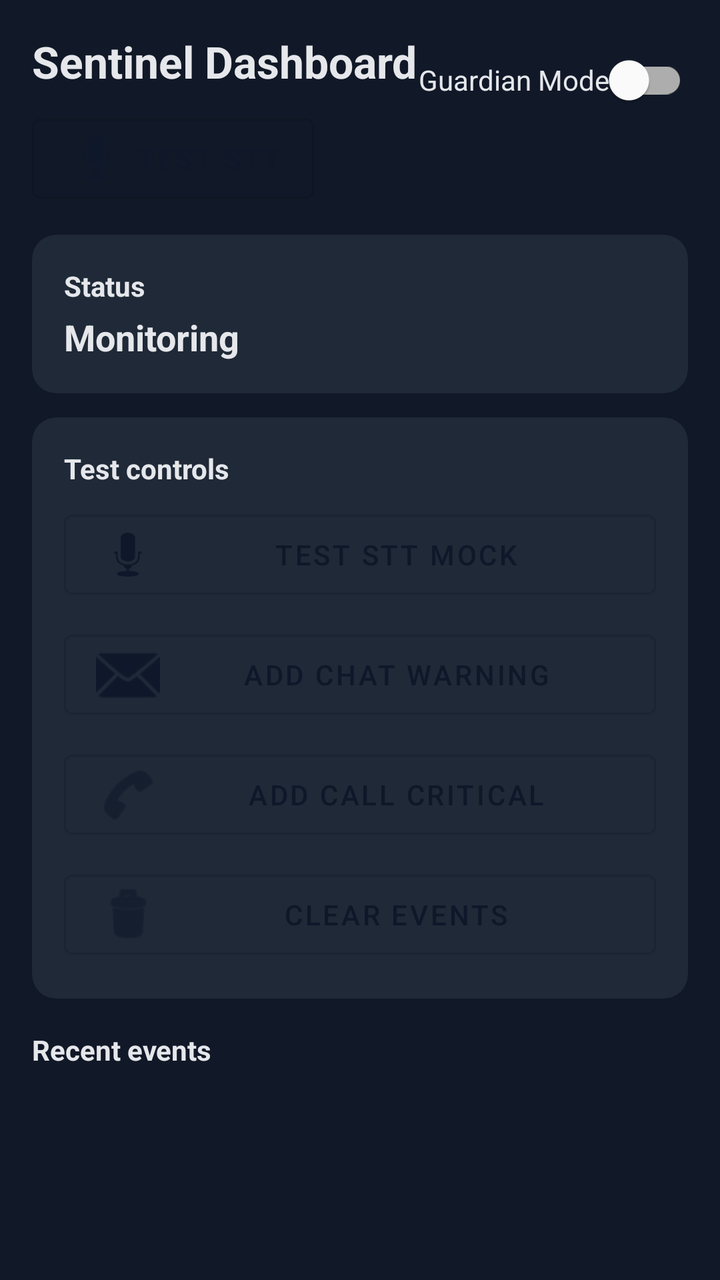
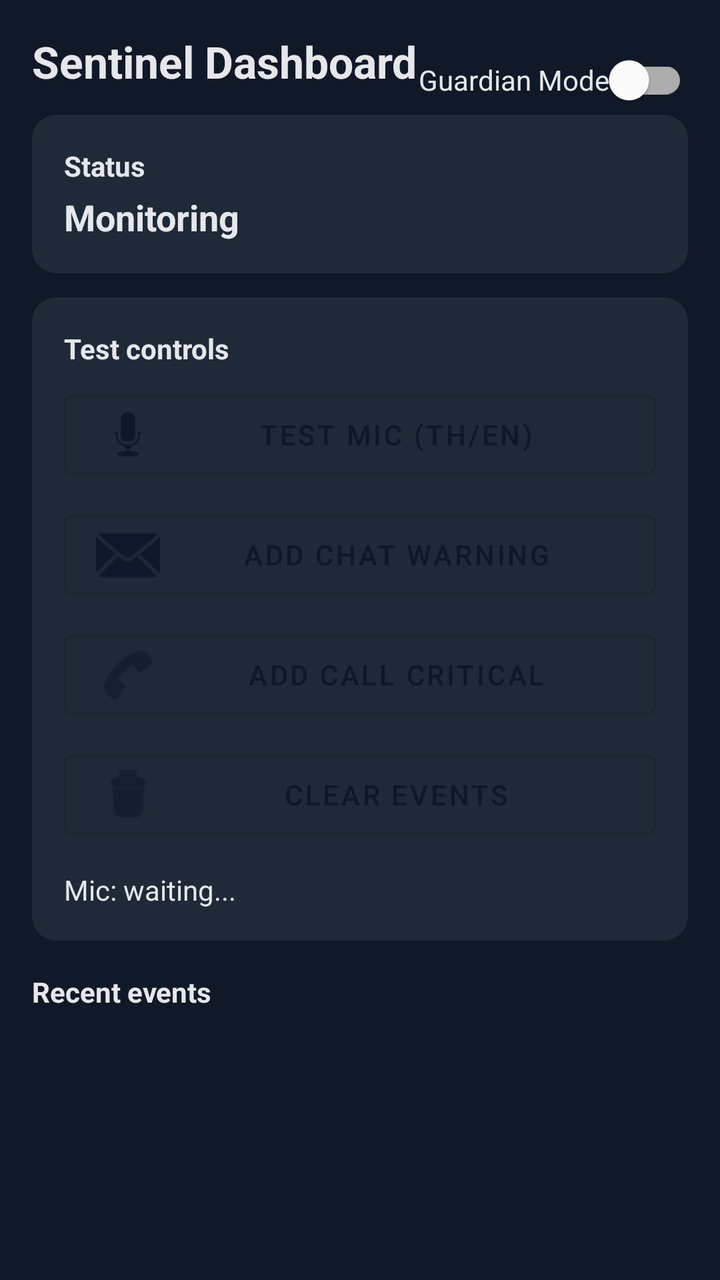

Screens rendered from an Android XML layout before and after an edit, with the pre-edit source and the edit as a unified diff.
<!-- AndroidManifest.xml: application theme Theme.SentinelAI -->
<!-- res/layout/activity_dashboard.xml -->
<?xml version="1.0" encoding="utf-8"?>
<androidx.constraintlayout.widget.ConstraintLayout xmlns:android="http://schemas.android.com/apk/res/android"
    xmlns:app="http://schemas.android.com/apk/res-auto"
    android:layout_width="match_parent"
    android:layout_height="match_parent"
    android:background="@color/sentinel_surface"
    android:padding="16dp">

    <TextView
        android:id="@+id/header"
        android:layout_width="wrap_content"
        android:layout_height="wrap_content"
        android:text="@string/dashboard_title"
        android:textColor="@color/sentinel_on_surface"
        android:textSize="22sp"
        android:textStyle="bold"
        app:layout_constraintTop_toTopOf="parent"
        app:layout_constraintStart_toStartOf="parent" />

    <com.google.android.material.button.MaterialButton
        android:id="@+id/btnTestStt"
        style="@style/Widget.MaterialComponents.Button.OutlinedButton"
        android:layout_width="wrap_content"
        android:layout_height="wrap_content"
        android:layout_marginTop="8dp"
        android:text="Test STT"
        app:icon="@android:drawable/ic_btn_speak_now"
        app:layout_constraintTop_toBottomOf="@id/header"
        app:layout_constraintStart_toStartOf="parent" />

    <com.google.android.material.switchmaterial.SwitchMaterial
        android:id="@+id/guardianToggle"
        android:layout_width="wrap_content"
        android:layout_height="wrap_content"
        android:text="@string/guardian_toggle"
        android:textColor="@color/sentinel_on_surface"
        app:layout_constraintTop_toTopOf="@id/header"
        app:layout_constraintEnd_toEndOf="parent" />

    <com.google.android.material.card.MaterialCardView
        android:id="@+id/statusCard"
        android:layout_width="0dp"
        android:layout_height="wrap_content"
        android:layout_marginTop="12dp"
        app:cardBackgroundColor="@color/sentinel_card"
        app:cardCornerRadius="12dp"
        app:layout_constraintTop_toBottomOf="@id/btnTestStt"
        app:layout_constraintStart_toStartOf="parent"
        app:layout_constraintEnd_toEndOf="parent">

        <LinearLayout
            android:layout_width="match_parent"
            android:layout_height="wrap_content"
            android:orientation="vertical"
            android:padding="16dp">

            <TextView
                android:id="@+id/statusLabel"
                android:layout_width="wrap_content"
            android:layout_height="wrap_content"
            android:text="@string/label_status"
            android:textColor="@color/sentinel_on_surface"
            android:textStyle="bold" />

            <TextView
                android:id="@+id/statusValue"
                android:layout_width="wrap_content"
                android:layout_height="wrap_content"
                android:layout_marginTop="4dp"
                android:text="@string/status_monitoring"
                android:textColor="@color/sentinel_on_surface"
                android:textSize="18sp"
                android:textStyle="bold" />
        </LinearLayout>
    </com.google.android.material.card.MaterialCardView>

    <com.google.android.material.card.MaterialCardView
        android:id="@+id/testCard"
        android:layout_width="0dp"
        android:layout_height="wrap_content"
        android:layout_marginTop="12dp"
        app:cardBackgroundColor="@color/sentinel_card"
        app:cardCornerRadius="12dp"
        app:layout_constraintTop_toBottomOf="@id/statusCard"
        app:layout_constraintStart_toStartOf="parent"
        app:layout_constraintEnd_toEndOf="parent">

        <LinearLayout
            android:layout_width="match_parent"
            android:layout_height="wrap_content"
            android:orientation="vertical"
            android:padding="16dp"
            android:showDividers="middle"
            android:divider="@android:color/transparent">

            <TextView
                android:layout_width="wrap_content"
                android:layout_height="wrap_content"
                android:text="Test controls"
                android:textColor="@color/sentinel_on_surface"
                android:textStyle="bold" />

            <LinearLayout
                android:layout_width="match_parent"
                android:layout_height="wrap_content"
                android:layout_marginTop="8dp"
                android:orientation="vertical">

                <com.google.android.material.button.MaterialButton
                    android:id="@+id/btnTestStt"
                    style="@style/Widget.MaterialComponents.Button.OutlinedButton"
                    android:layout_width="match_parent"
                    android:layout_height="wrap_content"
                    android:text="Test STT mock"
                    app:icon="@android:drawable/ic_btn_speak_now" />

                <com.google.android.material.button.MaterialButton
                    android:id="@+id/btnMockChat"
                    style="@style/Widget.MaterialComponents.Button.OutlinedButton"
                    android:layout_width="match_parent"
                    android:layout_height="wrap_content"
                    android:layout_marginTop="8dp"
                    android:text="Add chat warning"
                    app:icon="@android:drawable/ic_dialog_email" />

                <com.google.android.material.button.MaterialButton
                    android:id="@+id/btnMockCall"
                    style="@style/Widget.MaterialComponents.Button.OutlinedButton"
                    android:layout_width="match_parent"
                    android:layout_height="wrap_content"
                    android:layout_marginTop="8dp"
                    android:text="Add call critical"
                    app:icon="@android:drawable/ic_menu_call" />

                <com.google.android.material.button.MaterialButton
                    android:id="@+id/btnClearEvents"
                    style="@style/Widget.MaterialComponents.Button.OutlinedButton"
                    android:layout_width="match_parent"
                    android:layout_height="wrap_content"
                    android:layout_marginTop="8dp"
                    android:text="Clear events"
                    app:icon="@android:drawable/ic_menu_delete" />
            </LinearLayout>
        </LinearLayout>
    </com.google.android.material.card.MaterialCardView>

    <TextView
        android:id="@+id/recentLabel"
        android:layout_width="wrap_content"
        android:layout_height="wrap_content"
        android:layout_marginTop="16dp"
        android:text="@string/recent_events"
        android:textColor="@color/sentinel_on_surface"
        android:textStyle="bold"
        app:layout_constraintTop_toBottomOf="@id/testCard"
        app:layout_constraintStart_toStartOf="parent" />

    <androidx.recyclerview.widget.RecyclerView
        android:id="@+id/recentRecycler"
        android:layout_width="0dp"
        android:layout_height="0dp"
        android:layout_marginTop="8dp"
        app:layout_constraintTop_toBottomOf="@id/recentLabel"
        app:layout_constraintStart_toStartOf="parent"
        app:layout_constraintEnd_toEndOf="parent"
        app:layout_constraintBottom_toBottomOf="parent" />

</androidx.constraintlayout.widget.ConstraintLayout>
<!-- resources referenced by this layout -->
<resources>
  <color name="sentinel_card">#1F2937</color>
  <color name="sentinel_on_surface">#E5E7EB</color>
  <color name="sentinel_surface">#111827</color>
  <string name="dashboard_title">Sentinel Dashboard</string>
  <string name="guardian_toggle">Guardian Mode</string>
  <string name="label_status">Status</string>
  <string name="recent_events">Recent events</string>
  <string name="status_monitoring">Monitoring</string>
  <style name="Theme.SentinelAI" parent="Theme.MaterialComponents.DayNight.NoActionBar">
          <item name="colorPrimary">@color/sentinel_primary</item>
          <item name="colorSecondary">@color/sentinel_accent</item>
          <item name="android:statusBarColor">@color/sentinel_primary</item>
          <item name="android:navigationBarColor">@color/sentinel_primary</item>
      </style>
  <color name="sentinel_primary">#0F172A</color>
  <color name="sentinel_accent">#F97316</color>
</resources>

<!-- the commit's change to res/layout/activity_dashboard.xml (unified diff, before → after) -->
@@ -17,17 +17,6 @@
         app:layout_constraintTop_toTopOf="parent"
         app:layout_constraintStart_toStartOf="parent" />
 
-    <com.google.android.material.button.MaterialButton
-        android:id="@+id/btnTestStt"
-        style="@style/Widget.MaterialComponents.Button.OutlinedButton"
-        android:layout_width="wrap_content"
-        android:layout_height="wrap_content"
-        android:layout_marginTop="8dp"
-        android:text="Test STT"
-        app:icon="@android:drawable/ic_btn_speak_now"
-        app:layout_constraintTop_toBottomOf="@id/header"
-        app:layout_constraintStart_toStartOf="parent" />
-
     <com.google.android.material.switchmaterial.SwitchMaterial
         android:id="@+id/guardianToggle"
         android:layout_width="wrap_content"
@@ -44,7 +33,7 @@
         android:layout_marginTop="12dp"
         app:cardBackgroundColor="@color/sentinel_card"
         app:cardCornerRadius="12dp"
-        app:layout_constraintTop_toBottomOf="@id/btnTestStt"
+        app:layout_constraintTop_toBottomOf="@id/header"
         app:layout_constraintStart_toStartOf="parent"
         app:layout_constraintEnd_toEndOf="parent">
 
@@ -111,7 +100,7 @@
                     style="@style/Widget.MaterialComponents.Button.OutlinedButton"
                     android:layout_width="match_parent"
                     android:layout_height="wrap_content"
-                    android:text="Test STT mock"
+                    android:text="Test mic (th/en)"
                     app:icon="@android:drawable/ic_btn_speak_now" />
 
                 <com.google.android.material.button.MaterialButton
@@ -140,6 +129,14 @@
                     android:layout_marginTop="8dp"
                     android:text="Clear events"
                     app:icon="@android:drawable/ic_menu_delete" />
+
+                <TextView
+                    android:id="@+id/tvLiveTranscript"
+                    android:layout_width="match_parent"
+                    android:layout_height="wrap_content"
+                    android:layout_marginTop="12dp"
+                    android:text="Mic: waiting..."
+                    android:textColor="@color/sentinel_on_surface" />
             </LinearLayout>
         </LinearLayout>
     </com.google.android.material.card.MaterialCardView>
